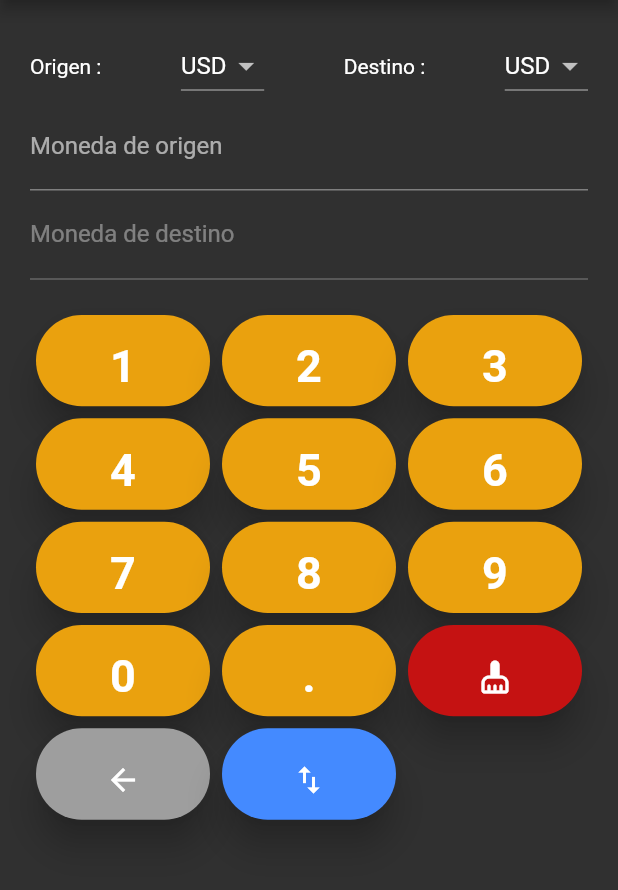
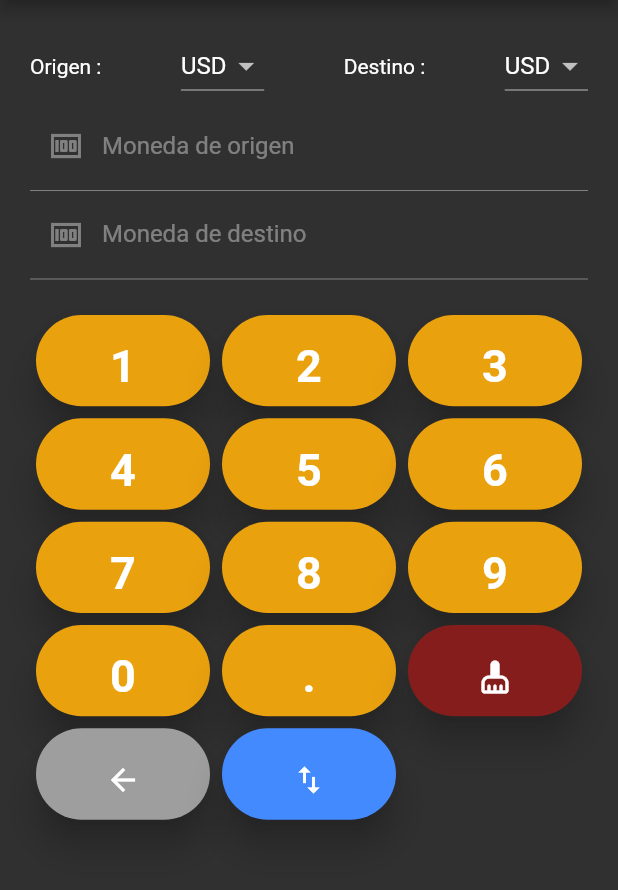
Before and after one commit to DanielaIH/currency_converter, a Flutter app: the screen it shows after launch, on a phone screen of 412 x 824 dp, the part 84-974 px from its top. Run offline on Flutter 3.47's test engine with Material 2 defaults, Android fonts, the phone set to English and light mode, and no system bars.

Commit message:
versión final

```diff
--- a/flutter_app_reto/divisas_app/lib/main.dart
+++ b/flutter_app_reto/divisas_app/lib/main.dart
@@ -93,7 +93,7 @@ List<entorno> ent = <entorno>[
   entorno("9", Color.fromARGB(255, 234, 161, 14), Icon(Icons.abc)),
   entorno("0", Color.fromARGB(255, 234, 161, 14), Icon(Icons.abc)),
   entorno(".", Color.fromARGB(255, 234, 161, 14), Icon(Icons.abc)),
-  entorno("", Color.fromARGB(255, 197, 18, 18),
+  entorno("", Color.fromARGB(255, 133, 29, 29),
       Icon(Icons.cleaning_services_rounded)),
   entorno("", Colors.grey, Icon(Icons.arrow_back)),
   entorno("Cambiar", Colors.blueAccent, Icon(Icons.import_export_outlined))
@@ -152,14 +152,19 @@ class _MyHomePageState extends State<MyHomePage> {
             ),
             TextField(
               controller: textOrigen,
-              decoration:
-                  InputDecoration(labelText: "Moneda de origen", hintText: "0"),
+              enabled: false,
+              decoration: InputDecoration(
+                  labelText: "Moneda de origen",
+                  hintText: "0",
+                  prefixIcon: Icon(Icons.money)),
             ),
             TextField(
               controller: textDestino,
               enabled: false,
               decoration: InputDecoration(
-                  labelText: "Moneda de destino", hintText: "0"),
+                  labelText: "Moneda de destino",
+                  hintText: "0",
+                  prefixIcon: Icon(Icons.money)),
             ),
             Expanded(
               child: Padding(
```
